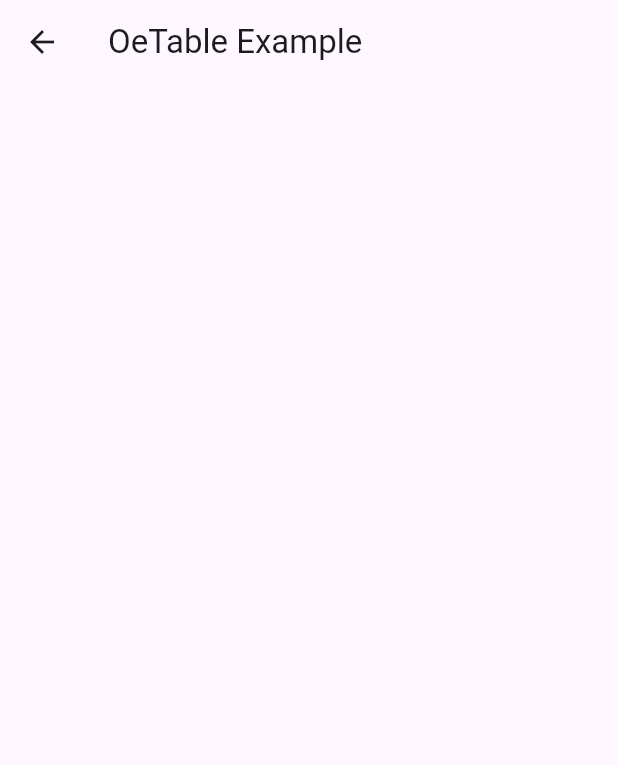
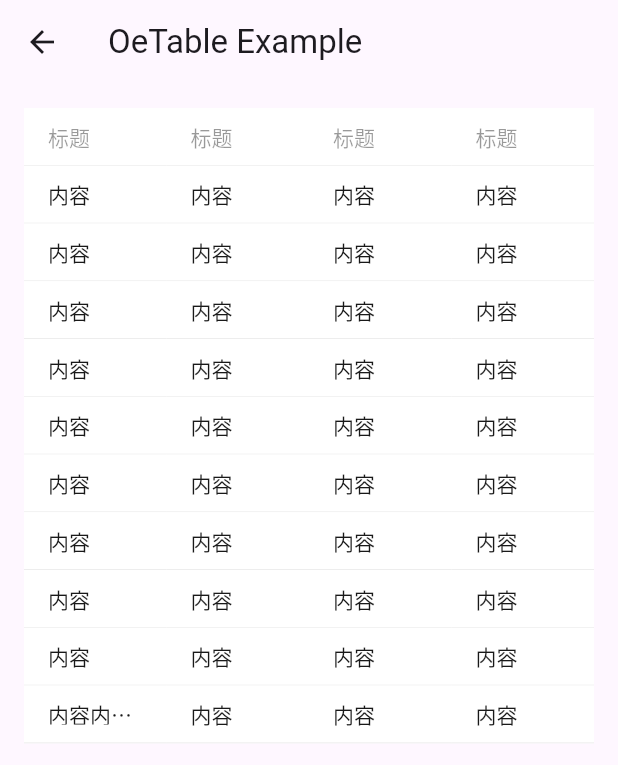
Before and after one commit to Gzx97/my_component_library, a Flutter app: the OeTableViewPage screen opened by its route, on a phone screen of 412 x 824 dp. Shown: the top 765 px of the screen. Run offline on Flutter 3.47's test engine with Material 3 defaults, Android fonts, the phone set to English and light mode, and no system bars.

Commit message:
feat: table样例页面demo

```diff
--- a/example/lib/pages/home/data_display_components/oe_table_page.dart
+++ b/example/lib/pages/home/data_display_components/oe_table_page.dart
@@ -9,6 +9,48 @@ class OeTableViewPage extends StatefulWidget {
 }
 
 class _OeTableViewPageState extends State<OeTableViewPage> {
+  List<dynamic> _getData(int index) {
+    var data = <dynamic>[];
+    for (var i = 0; i < 10; i++) {
+      if (i == index) {
+        data.add({
+          'title1': '内容内容内容内容',
+          'title2': '内容',
+          'title3': '内容',
+          'title4': '内容',
+        });
+      } else {
+        data.add({
+          'title1': '内容',
+          'title2': '内容',
+          'title3': '内容',
+          'title4': '内容',
+        });
+      }
+    }
+    return data;
+  }
+
+  List<dynamic> _getData2() {
+    var data = <dynamic>[];
+    for (var i = 0; i < 10; i++) {
+      if (i == 0) {
+        data.add({
+          'title1': '横向平铺内容不省略',
+          'title2': '横向平铺内容不省略',
+          'title3': '横向平铺内容不省略',
+        });
+      } else {
+        data.add({
+          'title1': '内容',
+          'title2': '内容',
+          'title3': '内容',
+        });
+      }
+    }
+    return data;
+  }
+
   @override
   Widget build(BuildContext context) {
     return Scaffold(
@@ -19,9 +61,21 @@ class _OeTableViewPageState extends State<OeTableViewPage> {
         padding: EdgeInsets.all(16.0),
         child: Column(
           crossAxisAlignment: CrossAxisAlignment.start,
-          children: [],
+          children: [_basicTable(context)],
         ),
       ),
     );
   }
+
+  Widget _basicTable(BuildContext context) {
+    return OeTable(
+      columns: [
+        OeTableCol(title: '标题', colKey: 'title1', ellipsis: true),
+        OeTableCol(title: '标题', colKey: 'title2'),
+        OeTableCol(title: '标题', colKey: 'title3'),
+        OeTableCol(title: '标题', colKey: 'title4')
+      ],
+      data: _getData(9),
+    );
+  }
 }
--- a/lib/src/my_component_library.dart
+++ b/lib/src/my_component_library.dart
@@ -32,3 +32,4 @@ export 'components/backtop/oe_backtop.dart';
 export 'components/empty/oe_empty.dart';
 export 'components/loading/oe_circle_indicator.dart';
 export 'components/loading/oe_loading.dart';
+export 'components/table/oe_table.dart';
```
